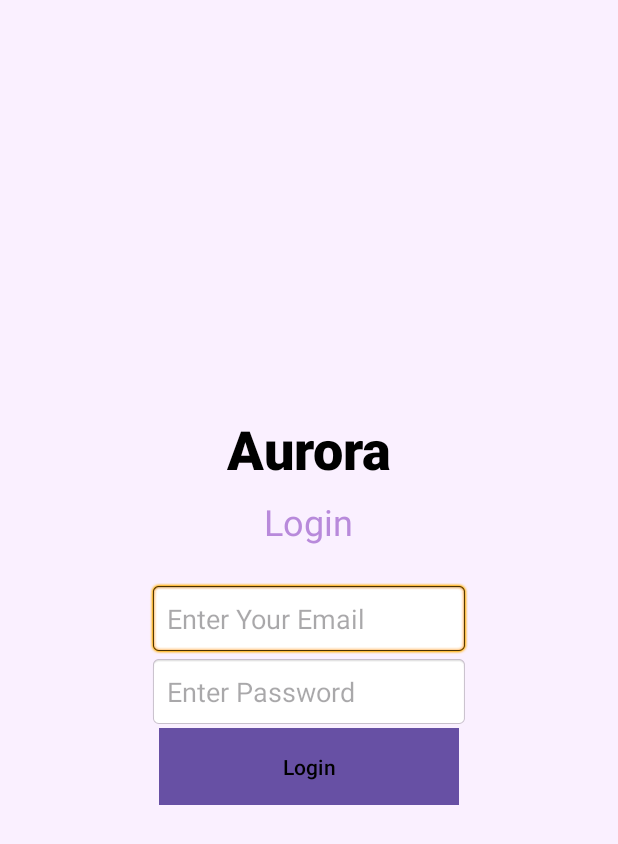
After one commit to ST10375622/POE_Summative, an Android app: the LoginActivity screen opened directly, with no data from a screen before it, on a phone screen of 412 x 824 dp. The commit adds this screen. Shown: the top 844 px of the screen. Run offline under Robolectric (Android 15) with nearby library versions, the phone set to English and light mode, and no system bars; our stand-ins replace Firebase (no records; nobody signed in at launch, a user with empty details on screens opened directly).

Commit message:
LoginActivity created

```diff
--- a/app/src/main/AndroidManifest.xml
+++ b/app/src/main/AndroidManifest.xml
@@ -12,6 +12,9 @@
         android:supportsRtl="true"
         android:theme="@style/Theme.POE_Summative"
         tools:targetApi="31">
+        <activity
+            android:name=".LoginActivity"
+            android:exported="false" />
         <activity
             android:name=".RegistrationActivity"
             android:exported="false" />
--- a/app/src/main/java/com/fake/poe_summative/LandingPageActivity.kt
+++ b/app/src/main/java/com/fake/poe_summative/LandingPageActivity.kt
@@ -23,7 +23,7 @@ class LandingPageActivity : AppCompatActivity() {
         btnRegister = findViewById(R.id.btnRegister)
 
         btnLogin.setOnClickListener {
-            val intent = Intent(this, MainActivity::class.java)
+            val intent = Intent(this, LoginActivity::class.java)
             startActivity(intent)
         }
 
--- /dev/null
+++ b/app/src/main/java/com/fake/poe_summative/LoginActivity.kt
@@ -0,0 +1,52 @@
+package com.fake.poe_summative
+
+import android.content.Intent
+import android.os.Bundle
+import android.widget.Button
+import android.widget.EditText
+import android.widget.Toast
+import androidx.activity.enableEdgeToEdge
+import androidx.appcompat.app.AppCompatActivity
+import androidx.core.view.ViewCompat
+import androidx.core.view.WindowInsetsCompat
+import com.google.firebase.auth.FirebaseAuth
+
+class LoginActivity : AppCompatActivity() {
+
+    private lateinit var auth: FirebaseAuth
+
+    override fun onCreate(savedInstanceState: Bundle?) {
+        super.onCreate(savedInstanceState)
+        enableEdgeToEdge()
+        setContentView(R.layout.activity_login)
+
+        auth = FirebaseAuth.getInstance()
+
+        val emailEditText = findViewById<EditText>(R.id.etLoginEmail)
+        val passwordEditText = findViewById<EditText>(R.id.etLoginPassword)
+        val loginButton = findViewById<Button>(R.id.btnLogin)
+
+        loginButton.setOnClickListener {
+            val email = emailEditText.text.toString().trim()
+            val password = passwordEditText.text.toString().trim()
+
+            if(email.isEmpty() || password.isEmpty()) {
+                Toast.makeText(this, "Please enter both email and password", Toast.LENGTH_SHORT).show()
+                return@setOnClickListener
+            }
+
+            auth.signInWithEmailAndPassword(email, password)
+                .addOnCompleteListener { task ->
+                    if (task.isSuccessful) {
+                        Toast.makeText(this, "Login successful", Toast.LENGTH_SHORT).show()
+
+                        val intent = Intent(this, MainActivity::class.java)
+                        startActivity(intent)
+                        finish()
+                    } else {
+                        Toast.makeText(this, "Login Failed: ${task.exception?.message}", Toast.LENGTH_SHORT).show()
+                    }
+                }
+        }
+    }
+}
--- a/app/src/main/java/com/fake/poe_summative/RegistrationActivity.kt
+++ b/app/src/main/java/com/fake/poe_summative/RegistrationActivity.kt
@@ -77,7 +77,7 @@ class RegistrationActivity : AppCompatActivity() {
                             .addOnSuccessListener {
                                 Toast.makeText(this, "Register Successful", Toast.LENGTH_SHORT)
                                     .show()
-                                val intent = Intent(this, MainActivity::class.java)
+                                val intent = Intent(this, LoginActivity::class.java)
                                 startActivity(intent)
                                 finish()
                             }
--- /dev/null
+++ b/app/src/main/res/layout/activity_login.xml
@@ -0,0 +1,63 @@
+<?xml version="1.0" encoding="utf-8"?>
+<LinearLayout xmlns:android="http://schemas.android.com/apk/res/android"
+    xmlns:app="http://schemas.android.com/apk/res-auto"
+    xmlns:tools="http://schemas.android.com/tools"
+    android:id="@+id/main"
+    android:layout_width="match_parent"
+    android:layout_height="match_parent"
+    android:orientation="vertical"
+    android:gravity="center"
+    android:background="@color/Lavander"
+    tools:context=".LoginActivity">
+
+    <TextView
+        android:layout_width="wrap_content"
+        android:layout_height="wrap_content"
+        android:text="Aurora"
+        android:textSize="36sp"
+        android:textStyle="bold"
+        android:fontFamily="sans-serif-black"
+        android:textColor="@color/black"
+        android:layout_marginBottom="8dp"/>
+
+    <TextView
+        android:layout_width="wrap_content"
+        android:layout_height="wrap_content"
+        android:text="Login"
+        android:textSize="24sp"
+        android:textColor="@color/Purple"
+        android:layout_marginBottom="24dp"/>
+
+    <EditText
+        android:id="@+id/etLoginEmail"
+        android:layout_width="wrap_content"
+        android:layout_height="wrap_content"
+        android:padding="12dp"
+        android:ems="10"
+        android:inputType="textEmailAddress"
+        android:hint="Enter Your Email"
+        android:background="@android:drawable/editbox_background"/>
+
+    <EditText
+        android:id="@+id/etLoginPassword"
+        android:layout_width="wrap_content"
+        android:layout_height="wrap_content"
+        android:padding="12dp"
+        android:ems="10"
+        android:inputType="textPassword"
+        android:hint="Enter Password"
+        android:background="@android:drawable/editbox_background"/>
+
+    <Button
+        android:id="@+id/btnLogin"
+        android:layout_width="200dp"
+        android:layout_height="wrap_content"
+        android:text="Login"
+        android:background="@drawable/button_outline"
+        android:textColor="@color/black"
+        tools:layout_editor_absoluteX="161dp"
+        tools:layout_editor_absoluteY="391dp"
+        android:layout_marginBottom="12dp"
+        android:padding="12sp"/>
+
+</LinearLayout>
```
